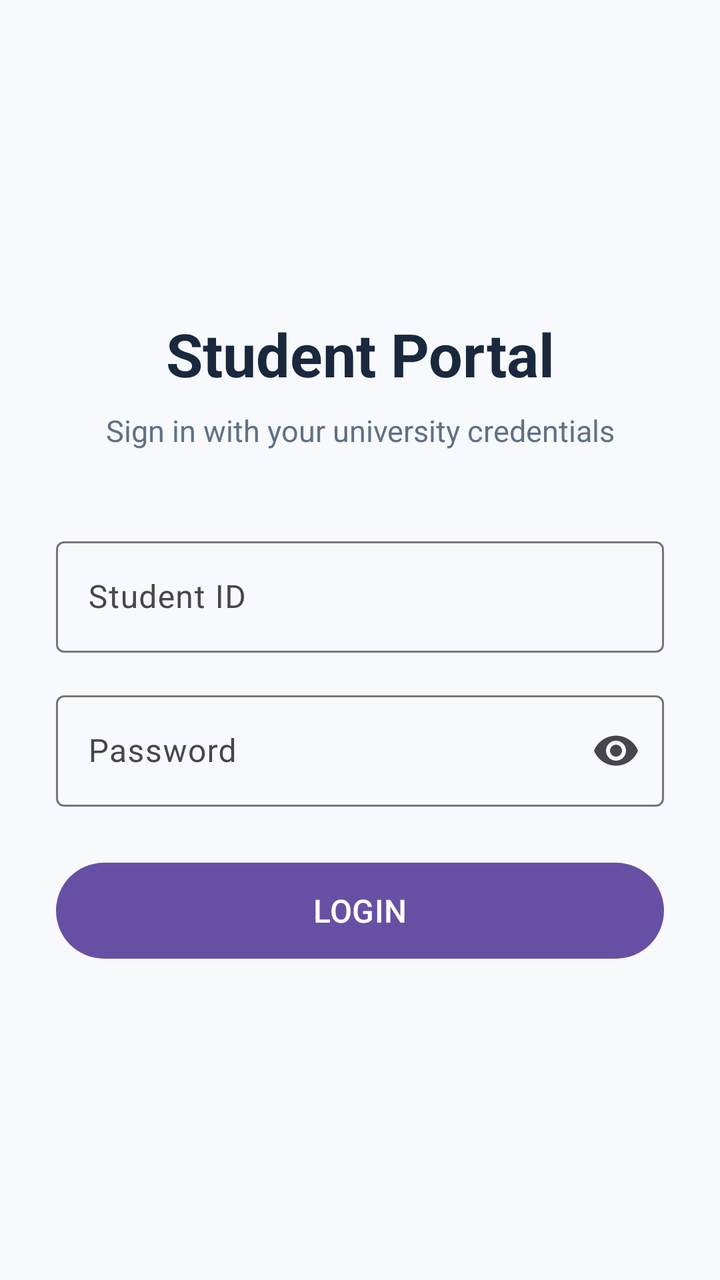
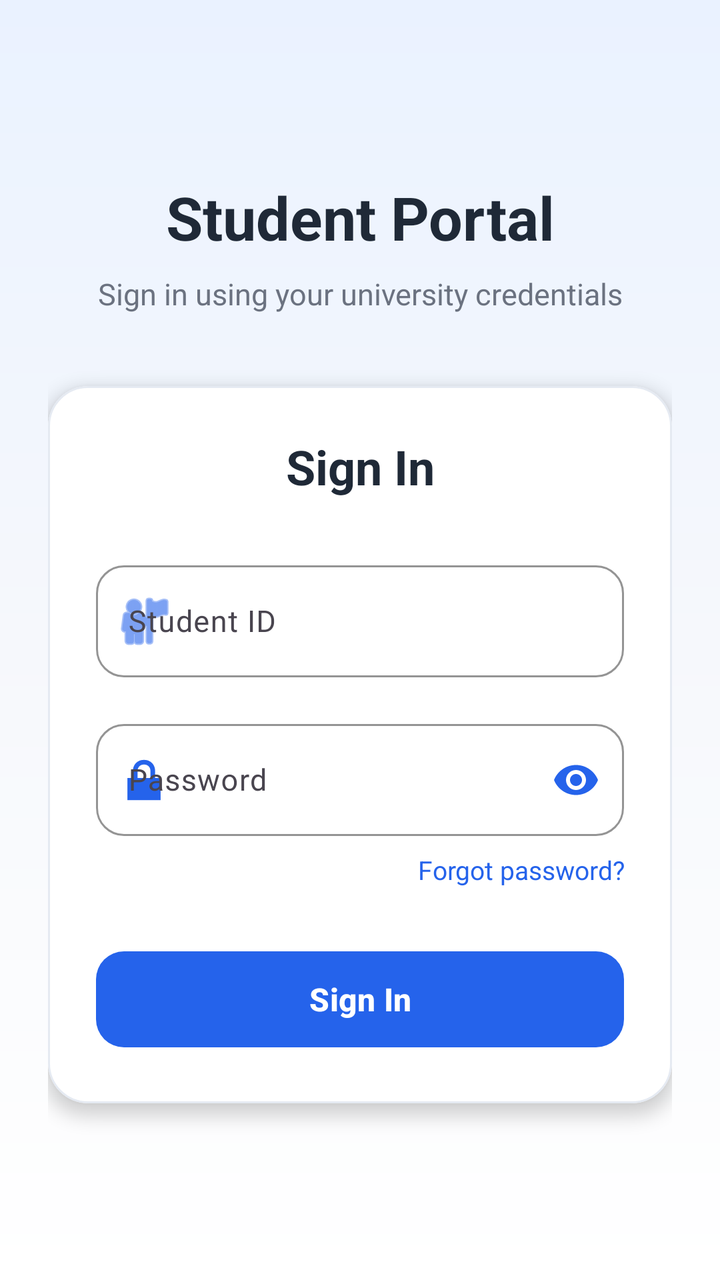

Compare the two renders of this Android layout. The source of the first and the diff that turns it into the second are given below.
<!-- AndroidManifest.xml: application theme Theme.S8131650Assignment2 -->
<!-- res/layout/activity_main.xml -->
<?xml version="1.0" encoding="utf-8"?>
<ScrollView
    xmlns:android="http://schemas.android.com/apk/res/android"
    xmlns:app="http://schemas.android.com/apk/res-auto"
    android:layout_width="match_parent"
    android:layout_height="match_parent"
    android:fillViewport="true"
    android:background="#F7F9FC">

    <LinearLayout
        android:layout_width="match_parent"
        android:layout_height="match_parent"
        android:orientation="vertical"
        android:gravity="center_vertical"
        android:padding="28dp">

        
        <TextView
            android:layout_width="match_parent"
            android:layout_height="wrap_content"
            android:text="Student Portal"
            android:textSize="30sp"
            android:textStyle="bold"
            android:textColor="#19283D"
            android:gravity="center"
            android:layout_marginBottom="8dp"/>

        <TextView
            android:layout_width="match_parent"
            android:layout_height="wrap_content"
            android:text="Sign in with your university credentials"
            android:textSize="15sp"
            android:textColor="#607086"
            android:gravity="center"
            android:layout_marginBottom="40dp"/>

        
        <com.google.android.material.textfield.TextInputLayout
            android:layout_width="match_parent"
            android:layout_height="wrap_content"
            android:hint="Student ID"
            app:boxBackgroundMode="outline"
            android:layout_marginBottom="16dp">

            <com.google.android.material.textfield.TextInputEditText
                android:id="@+id/etStudentId"
                android:layout_width="match_parent"
                android:layout_height="wrap_content"
                android:inputType="number"
                android:singleLine="true"/>

        </com.google.android.material.textfield.TextInputLayout>

        
        <com.google.android.material.textfield.TextInputLayout
            android:layout_width="match_parent"
            android:layout_height="wrap_content"
            android:hint="Password"
            app:boxBackgroundMode="outline"
            app:endIconMode="password_toggle"
            android:layout_marginBottom="24dp">

            <com.google.android.material.textfield.TextInputEditText
                android:id="@+id/etPassword"
                android:layout_width="match_parent"
                android:layout_height="wrap_content"
                android:inputType="textPassword"
                android:singleLine="true"/>

        </com.google.android.material.textfield.TextInputLayout>

        <Button
            android:id="@+id/btnLogin"
            android:layout_width="match_parent"
            android:layout_height="56dp"
            android:text="LOGIN"
            android:textSize="16sp"
            android:textAllCaps="false"/>

        
        <ProgressBar
            android:id="@+id/progressBar"
            android:layout_width="40dp"
            android:layout_height="40dp"
            android:layout_gravity="center"
            android:layout_marginTop="20dp"
            android:visibility="gone"/>

        
        <TextView
            android:id="@+id/tvStatus"
            android:layout_width="match_parent"
            android:layout_height="wrap_content"
            android:gravity="center"
            android:textSize="14sp"
            android:layout_marginTop="16dp"
            android:visibility="gone"/>

    </LinearLayout>
</ScrollView>
<!-- resources referenced by this layout -->
<resources>
  <style name="Theme.S8131650Assignment2" parent="Base.Theme.S8131650Assignment2" />
  <style name="Base.Theme.S8131650Assignment2" parent="Theme.Material3.DayNight.NoActionBar">
          
          
      </style>
</resources>

<!-- the commit's change to res/layout/activity_main.xml (unified diff, before → after) -->
@@ -5,14 +5,14 @@
     android:layout_width="match_parent"
     android:layout_height="match_parent"
     android:fillViewport="true"
-    android:background="#F7F9FC">
+    android:background="@drawable/login_bg">
 
     <LinearLayout
         android:layout_width="match_parent"
-        android:layout_height="match_parent"
+        android:layout_height="wrap_content"
         android:orientation="vertical"
-        android:gravity="center_vertical"
-        android:padding="28dp">
+        android:gravity="center"
+        android:padding="24dp">
 
         
         <TextView
@@ -21,80 +21,158 @@
             android:text="Student Portal"
             android:textSize="30sp"
             android:textStyle="bold"
-            android:textColor="#19283D"
+            android:textColor="#1F2937"
             android:gravity="center"
-            android:layout_marginBottom="8dp"/>
+            android:layout_marginBottom="8dp" />
 
         <TextView
             android:layout_width="match_parent"
             android:layout_height="wrap_content"
-            android:text="Sign in with your university credentials"
+            android:text="Sign in using your university credentials"
             android:textSize="15sp"
-            android:textColor="#607086"
             android:gravity="center"
-            android:layout_marginBottom="40dp"/>
+            android:textColor="#6B7280"
+            android:layout_marginBottom="36dp" />
 
         
-        <com.google.android.material.textfield.TextInputLayout
+        <com.google.android.material.card.MaterialCardView
             android:layout_width="match_parent"
             android:layout_height="wrap_content"
-            android:hint="Student ID"
-            app:boxBackgroundMode="outline"
-            android:layout_marginBottom="16dp">
+            app:cardCornerRadius="20dp"
+            app:cardElevation="5dp"
+            app:cardBackgroundColor="#FFFFFF"
+            app:strokeColor="#E5EAF2"
+            app:strokeWidth="1dp">
 
-            <com.google.android.material.textfield.TextInputEditText
-                android:id="@+id/etStudentId"
+            <LinearLayout
                 android:layout_width="match_parent"
                 android:layout_height="wrap_content"
-                android:inputType="number"
-                android:singleLine="true"/>
+                android:orientation="vertical"
+                android:padding="24dp">
 
-        </com.google.android.material.textfield.TextInputLayout>
+                <TextView
+                    android:layout_width="match_parent"
+                    android:layout_height="wrap_content"
+                    android:text="Sign In"
+                    android:gravity="center"
+                    android:textColor="#1F2937"
+                    android:textStyle="bold"
+                    android:textSize="24sp"
+                    android:layout_marginBottom="28dp" />
 
-        
-        <com.google.android.material.textfield.TextInputLayout
-            android:layout_width="match_parent"
-            android:layout_height="wrap_content"
-            android:hint="Password"
-            app:boxBackgroundMode="outline"
-            app:endIconMode="password_toggle"
-            android:layout_marginBottom="24dp">
+                
+                <com.google.android.material.textfield.TextInputLayout
+                    android:layout_width="match_parent"
+                    android:layout_height="wrap_content"
+                    android:hint="Student ID"
+                    android:layout_marginBottom="18dp"
+                    app:boxBackgroundMode="outline"
+                    app:boxBackgroundColor="#FFFFFF"
+                    app:boxStrokeColor="#CBD5E1"
+                    app:boxStrokeWidth="1dp"
+                    app:boxStrokeWidthFocused="2dp"
+                    app:boxCornerRadiusTopStart="14dp"
+                    app:boxCornerRadiusTopEnd="14dp"
+                    app:boxCornerRadiusBottomStart="14dp"
+                    app:boxCornerRadiusBottomEnd="14dp"
+                    app:startIconDrawable="@android:drawable/ic_menu_myplaces"
+                    app:startIconTint="#2563EB">
 
-            <com.google.android.material.textfield.TextInputEditText
-                android:id="@+id/etPassword"
-                android:layout_width="match_parent"
-                android:layout_height="wrap_content"
-                android:inputType="textPassword"
-                android:singleLine="true"/>
+                    <com.google.android.material.textfield.TextInputEditText
+                        android:id="@+id/etStudentId"
+                        android:layout_width="match_parent"
+                        android:layout_height="wrap_content"
+                        android:minHeight="56dp"
+                        android:inputType="number"
+                        android:singleLine="true"
+                        android:imeOptions="actionNext"
+                        android:textColor="#1F2937"
+                        android:textSize="15sp" />
 
-        </com.google.android.material.textfield.TextInputLayout>
+                </com.google.android.material.textfield.TextInputLayout>
 
-        <Button
-            android:id="@+id/btnLogin"
-            android:layout_width="match_parent"
-            android:layout_height="56dp"
-            android:text="LOGIN"
-            android:textSize="16sp"
-            android:textAllCaps="false"/>
+                
+                <com.google.android.material.textfield.TextInputLayout
+                    android:layout_width="match_parent"
+                    android:layout_height="wrap_content"
+                    android:hint="Password"
+                    android:layout_marginBottom="8dp"
+                    app:boxBackgroundMode="outline"
+                    app:boxBackgroundColor="#FFFFFF"
+                    app:boxStrokeColor="#CBD5E1"
+                    app:boxStrokeWidth="1dp"
+                    app:boxStrokeWidthFocused="2dp"
+                    app:boxCornerRadiusTopStart="14dp"
+                    app:boxCornerRadiusTopEnd="14dp"
+                    app:boxCornerRadiusBottomStart="14dp"
+                    app:boxCornerRadiusBottomEnd="14dp"
+                    app:startIconDrawable="@android:drawable/ic_lock_lock"
+                    app:startIconTint="#2563EB"
+                    app:endIconMode="password_toggle"
+                    app:endIconTint="#2563EB">
 
-        
-        <ProgressBar
-            android:id="@+id/progressBar"
-            android:layout_width="40dp"
-            android:layout_height="40dp"
-            android:layout_gravity="center"
-            android:layout_marginTop="20dp"
-            android:visibility="gone"/>
+                    <com.google.android.material.textfield.TextInputEditText
+                        android:id="@+id/etPassword"
+                        android:layout_width="match_parent"
+                        android:layout_height="wrap_content"
+                        android:minHeight="56dp"
+                        android:inputType="textPassword"
+                        android:singleLine="true"
+                        android:imeOptions="actionDone"
+                        android:textColor="#1F2937"
+                        android:textSize="15sp" />
 
-        
-        <TextView
-            android:id="@+id/tvStatus"
-            android:layout_width="match_parent"
-            android:layout_height="wrap_content"
-            android:gravity="center"
-            android:textSize="14sp"
-            android:layout_marginTop="16dp"
-            android:visibility="gone"/>
+                </com.google.android.material.textfield.TextInputLayout>
+
+                
+                <TextView
+                    android:id="@+id/tvForgotPassword"
+                    android:layout_width="match_parent"
+                    android:layout_height="wrap_content"
+                    android:text="Forgot password?"
+                    android:gravity="end"
+                    android:textColor="#2563EB"
+                    android:textSize="13sp"
+                    android:layout_marginBottom="28dp" />
+
+                
+                <com.google.android.material.button.MaterialButton
+                    android:id="@+id/btnLogin"
+                    android:layout_width="match_parent"
+                    android:layout_height="56dp"
+                    android:text="Sign In"
+                    android:textAllCaps="false"
+                    android:textSize="16sp"
+                    android:textStyle="bold"
+                    android:textColor="#FFFFFF"
+                    app:backgroundTint="#2563EB"
+                    app:cornerRadius="14dp"
+                    app:elevation="2dp" />
+
+                
+                <ProgressBar
+                    android:id="@+id/progressBar"
+                    android:layout_width="40dp"
+                    android:layout_height="40dp"
+                    android:layout_gravity="center"
+                    android:layout_marginTop="20dp"
+                    android:indeterminateTint="#2563EB"
+                    android:visibility="gone" />
+
+                
+                <TextView
+                    android:id="@+id/tvStatus"
+                    android:layout_width="match_parent"
+                    android:layout_height="wrap_content"
+                    android:gravity="center"
+                    android:textColor="#B00020"
+                    android:textSize="14sp"
+                    android:layout_marginTop="16dp"
+                    android:visibility="gone" />
+
+            </LinearLayout>
+
+        </com.google.android.material.card.MaterialCardView>
 
     </LinearLayout>
 </ScrollView>
<!-- resource entries referenced after the edit -->
@@ -1,5 +1,17 @@
 <!-- resources referenced by this layout -->
 <resources>
+  <!-- drawable login_bg (drawable) -->
+  <?xml version="1.0" encoding="utf-8"?>
+  <shape xmlns:android="http://schemas.android.com/apk/res/android"
+      android:shape="rectangle">
+  
+      <gradient
+          android:angle="270"
+          android:startColor="#EAF2FF"
+          android:centerColor="#F6F8FC"
+          android:endColor="#FFFFFF" />
+  
+  </shape>
   <style name="Theme.S8131650Assignment2" parent="Base.Theme.S8131650Assignment2" />
   <style name="Base.Theme.S8131650Assignment2" parent="Theme.Material3.DayNight.NoActionBar">
           
